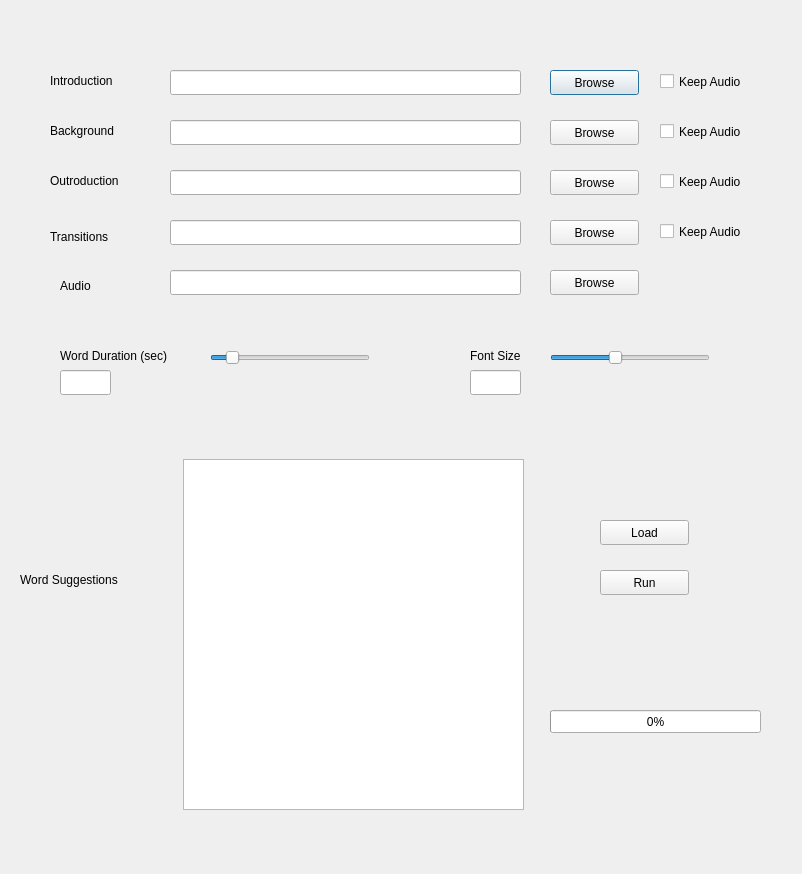
This is src/vcs-gui.ui in IshanTaldekar/Video-Composition-Software as Qt 5 draws it before an edit. The edited form follows.
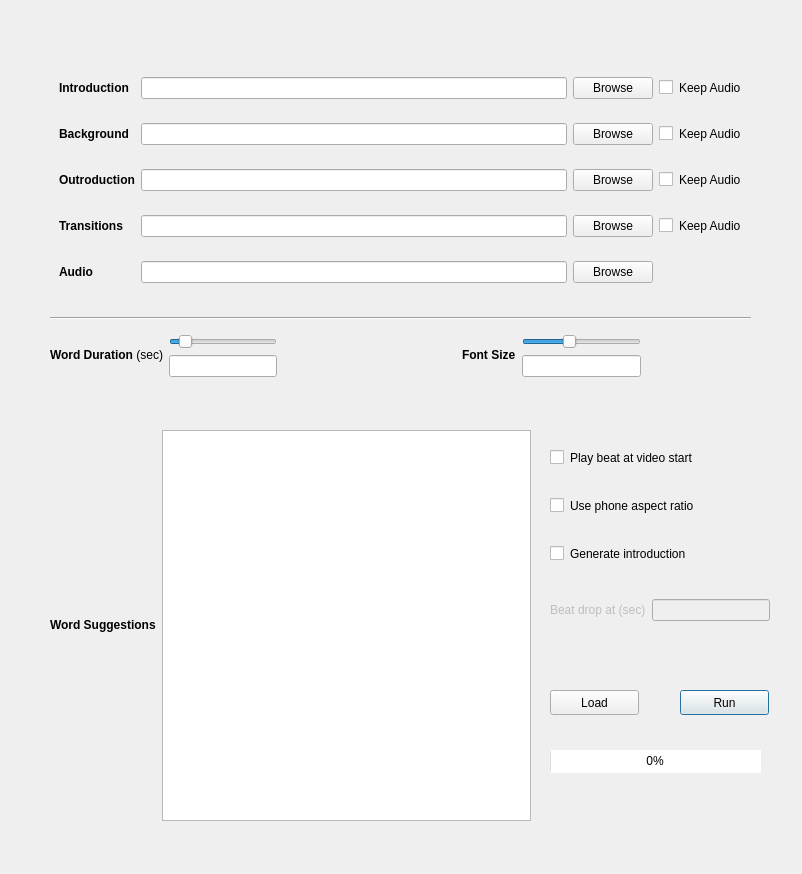
This is the edited form.

Commit message: Adds three radio buttons (beat at start, phone aspect ratio and generate introduction)

Diff of the .ui file:
```diff
--- a/src/vcs-gui.ui
+++ b/src/vcs-gui.ui
@@ -13,194 +13,14 @@
   <property name="windowTitle">
    <string>Video Composition Software</string>
   </property>
-  <widget class="QLineEdit" name="IntroductionLineEdit">
-   <property name="geometry">
-    <rect>
-     <x>170</x>
-     <y>70</y>
-     <width>351</width>
-     <height>25</height>
-    </rect>
-   </property>
-  </widget>
-  <widget class="QLabel" name="label">
-   <property name="geometry">
-    <rect>
-     <x>50</x>
-     <y>70</y>
-     <width>101</width>
-     <height>21</height>
-    </rect>
-   </property>
-   <property name="focusPolicy">
-    <enum>Qt::NoFocus</enum>
-   </property>
-   <property name="text">
-    <string>Introduction</string>
-   </property>
-  </widget>
-  <widget class="QLabel" name="label_2">
-   <property name="geometry">
-    <rect>
-     <x>50</x>
-     <y>120</y>
-     <width>91</width>
-     <height>21</height>
-    </rect>
-   </property>
-   <property name="text">
-    <string>Background</string>
-   </property>
-  </widget>
-  <widget class="QLineEdit" name="BackgroundLineEdit">
-   <property name="geometry">
-    <rect>
-     <x>170</x>
-     <y>120</y>
-     <width>351</width>
-     <height>25</height>
-    </rect>
-   </property>
-  </widget>
-  <widget class="QLabel" name="label_3">
-   <property name="geometry">
-    <rect>
-     <x>50</x>
-     <y>170</y>
-     <width>101</width>
-     <height>21</height>
-    </rect>
-   </property>
-   <property name="text">
-    <string>Outroduction</string>
-   </property>
-  </widget>
-  <widget class="QLineEdit" name="OutroductionLineEdit">
-   <property name="geometry">
-    <rect>
-     <x>170</x>
-     <y>170</y>
-     <width>351</width>
-     <height>25</height>
-    </rect>
-   </property>
-  </widget>
-  <widget class="QLabel" name="label_4">
-   <property name="geometry">
-    <rect>
-     <x>50</x>
-     <y>226</y>
-     <width>81</width>
-     <height>21</height>
-    </rect>
-   </property>
-   <property name="text">
-    <string>Transitions</string>
-   </property>
-  </widget>
-  <widget class="QLineEdit" name="TransitionLineEdit">
-   <property name="geometry">
-    <rect>
-     <x>170</x>
-     <y>220</y>
-     <width>351</width>
-     <height>25</height>
-    </rect>
-   </property>
-  </widget>
-  <widget class="QPushButton" name="IntroductionBrowseButton">
-   <property name="geometry">
-    <rect>
-     <x>550</x>
-     <y>70</y>
-     <width>89</width>
-     <height>25</height>
-    </rect>
-   </property>
-   <property name="text">
-    <string>Browse</string>
-   </property>
-  </widget>
-  <widget class="QPushButton" name="BackgroundBrowseButton">
-   <property name="geometry">
-    <rect>
-     <x>550</x>
-     <y>120</y>
-     <width>89</width>
-     <height>25</height>
-    </rect>
-   </property>
-   <property name="text">
-    <string>Browse</string>
-   </property>
-  </widget>
-  <widget class="QPushButton" name="OutroductionBrowseButton">
-   <property name="geometry">
-    <rect>
-     <x>550</x>
-     <y>170</y>
-     <width>89</width>
-     <height>25</height>
-    </rect>
-   </property>
-   <property name="text">
-    <string>Browse</string>
-   </property>
-  </widget>
-  <widget class="QPushButton" name="TransitionBrowseButton">
-   <property name="geometry">
-    <rect>
-     <x>550</x>
-     <y>220</y>
-     <width>89</width>
-     <height>25</height>
-    </rect>
-   </property>
-   <property name="text">
-    <string>Browse</string>
-   </property>
-  </widget>
-  <widget class="QLabel" name="label_5">
-   <property name="geometry">
-    <rect>
-     <x>60</x>
-     <y>270</y>
-     <width>67</width>
-     <height>31</height>
-    </rect>
-   </property>
-   <property name="text">
-    <string>Audio</string>
-   </property>
-  </widget>
-  <widget class="QLineEdit" name="AudioLineEdit">
-   <property name="geometry">
-    <rect>
-     <x>170</x>
-     <y>270</y>
-     <width>351</width>
-     <height>25</height>
-    </rect>
-   </property>
-  </widget>
-  <widget class="QPushButton" name="AudioBrowseButton">
-   <property name="geometry">
-    <rect>
-     <x>550</x>
-     <y>270</y>
-     <width>89</width>
-     <height>25</height>
-    </rect>
-   </property>
-   <property name="text">
-    <string>Browse</string>
-   </property>
-  </widget>
+  <property name="styleSheet">
+   <string notr="true">border-color: rgb(46, 52, 54);</string>
+  </property>
   <widget class="QPushButton" name="RunCancelButton">
    <property name="geometry">
     <rect>
-     <x>600</x>
-     <y>570</y>
+     <x>680</x>
+     <y>690</y>
      <width>89</width>
      <height>25</height>
     </rect>
@@ -209,111 +29,30 @@
     <string>Run</string>
    </property>
   </widget>
-  <widget class="QTextEdit" name="WordListTextEdit">
-   <property name="geometry">
-    <rect>
-     <x>183</x>
-     <y>459</y>
-     <width>341</width>
-     <height>351</height>
-    </rect>
-   </property>
-  </widget>
-  <widget class="QLabel" name="label_6">
-   <property name="geometry">
-    <rect>
-     <x>20</x>
-     <y>570</y>
-     <width>131</width>
-     <height>20</height>
-    </rect>
-   </property>
-   <property name="text">
-    <string>Word Suggestions</string>
-   </property>
-  </widget>
-  <widget class="QSlider" name="WordDurationHorizontalSlider">
-   <property name="geometry">
-    <rect>
-     <x>210</x>
-     <y>350</y>
-     <width>160</width>
-     <height>16</height>
-    </rect>
-   </property>
-   <property name="value">
-    <number>10</number>
-   </property>
-   <property name="orientation">
-    <enum>Qt::Horizontal</enum>
-   </property>
-  </widget>
-  <widget class="QLabel" name="label_7">
-   <property name="geometry">
-    <rect>
-     <x>60</x>
-     <y>340</y>
-     <width>141</width>
-     <height>31</height>
-    </rect>
-   </property>
-   <property name="text">
-    <string>Word Duration (sec)</string>
-   </property>
-  </widget>
-  <widget class="QLabel" name="label_8">
-   <property name="geometry">
-    <rect>
-     <x>470</x>
-     <y>340</y>
-     <width>67</width>
-     <height>31</height>
-    </rect>
-   </property>
-   <property name="text">
-    <string>Font Size</string>
-   </property>
-  </widget>
-  <widget class="QSlider" name="FontSizeHorizontalSlider">
-   <property name="geometry">
-    <rect>
-     <x>550</x>
-     <y>350</y>
-     <width>160</width>
-     <height>16</height>
-    </rect>
-   </property>
-   <property name="minimum">
-    <number>50</number>
-   </property>
-   <property name="maximum">
-    <number>150</number>
-   </property>
-   <property name="value">
-    <number>90</number>
-   </property>
-   <property name="orientation">
-    <enum>Qt::Horizontal</enum>
-   </property>
-  </widget>
   <widget class="QProgressBar" name="ProgressBar">
    <property name="geometry">
     <rect>
      <x>550</x>
-     <y>710</y>
+     <y>750</y>
      <width>211</width>
      <height>23</height>
     </rect>
    </property>
+   <property name="styleSheet">
+    <string notr="true"/>
+   </property>
    <property name="value">
     <number>0</number>
    </property>
+   <property name="alignment">
+    <set>Qt::AlignCenter</set>
+   </property>
   </widget>
   <widget class="QPushButton" name="LoadButton">
    <property name="geometry">
     <rect>
-     <x>600</x>
-     <y>520</y>
+     <x>550</x>
+     <y>690</y>
      <width>89</width>
      <height>25</height>
     </rect>
@@ -322,77 +61,420 @@
     <string>Load</string>
    </property>
   </widget>
-  <widget class="QLineEdit" name="WordDurationLineEdit">
+  <widget class="QWidget" name="layoutWidget">
    <property name="geometry">
     <rect>
-     <x>60</x>
-     <y>370</y>
-     <width>51</width>
-     <height>25</height>
+     <x>50</x>
+     <y>330</y>
+     <width>591</width>
+     <height>52</height>
     </rect>
    </property>
+   <layout class="QGridLayout" name="gridLayout_2">
+    <item row="0" column="0">
+     <layout class="QHBoxLayout" name="horizontalLayout">
+      <item>
+       <widget class="QLabel" name="label_7">
+        <property name="text">
+         <string>&lt;strong&gt;Word Duration&lt;/strong&gt; &lt;italic&gt;(sec)&lt;/italic&gt;</string>
+        </property>
+       </widget>
+      </item>
+      <item>
+       <layout class="QVBoxLayout" name="verticalLayout">
+        <item>
+         <widget class="QSlider" name="WordDurationHorizontalSlider">
+          <property name="value">
+           <number>10</number>
+          </property>
+          <property name="orientation">
+           <enum>Qt::Horizontal</enum>
+          </property>
+         </widget>
+        </item>
+        <item>
+         <widget class="QLineEdit" name="WordDurationLineEdit"/>
+        </item>
+       </layout>
+      </item>
+     </layout>
+    </item>
+    <item row="0" column="2">
+     <layout class="QHBoxLayout" name="horizontalLayout_2">
+      <item>
+       <widget class="QLabel" name="label_8">
+        <property name="text">
+         <string>&lt;strong&gt;Font Size</string>
+        </property>
+       </widget>
+      </item>
+      <item>
+       <layout class="QVBoxLayout" name="verticalLayout_2">
+        <item>
+         <widget class="QSlider" name="FontSizeHorizontalSlider">
+          <property name="minimum">
+           <number>20</number>
+          </property>
+          <property name="maximum">
+           <number>200</number>
+          </property>
+          <property name="value">
+           <number>90</number>
+          </property>
+          <property name="orientation">
+           <enum>Qt::Horizontal</enum>
+          </property>
+         </widget>
+        </item>
+        <item>
+         <widget class="QLineEdit" name="FontSizeLineEdit"/>
+        </item>
+       </layout>
+      </item>
+     </layout>
+    </item>
+    <item row="0" column="1">
+     <spacer name="horizontalSpacer">
+      <property name="orientation">
+       <enum>Qt::Horizontal</enum>
+      </property>
+      <property name="sizeHint" stdset="0">
+       <size>
+        <width>40</width>
+        <height>20</height>
+       </size>
+      </property>
+     </spacer>
+    </item>
+   </layout>
   </widget>
-  <widget class="QLineEdit" name="FontSizeLineEdit">
+  <widget class="QFrame" name="frame">
    <property name="geometry">
     <rect>
-     <x>470</x>
-     <y>370</y>
-     <width>51</width>
-     <height>25</height>
+     <x>50</x>
+     <y>50</y>
+     <width>701</width>
+     <height>261</height>
     </rect>
    </property>
+   <layout class="QGridLayout" name="gridLayout">
+    <item row="4" column="1">
+     <widget class="QLineEdit" name="AudioLineEdit"/>
+    </item>
+    <item row="4" column="0">
+     <widget class="QLabel" name="label_5">
+      <property name="text">
+       <string>&lt;strong&gt;Audio</string>
+      </property>
+     </widget>
+    </item>
+    <item row="3" column="1">
+     <widget class="QLineEdit" name="TransitionLineEdit"/>
+    </item>
+    <item row="1" column="1">
+     <widget class="QLineEdit" name="BackgroundLineEdit"/>
+    </item>
+    <item row="0" column="1">
+     <widget class="QLineEdit" name="IntroductionLineEdit"/>
+    </item>
+    <item row="1" column="2">
+     <widget class="QPushButton" name="BackgroundBrowseButton">
+      <property name="text">
+       <string>Browse</string>
+      </property>
+     </widget>
+    </item>
+    <item row="2" column="0">
+     <widget class="QLabel" name="label_3">
+      <property name="text">
+       <string>&lt;strong&gt;Outroduction</string>
+      </property>
+     </widget>
+    </item>
+    <item row="4" column="2">
+     <widget class="QPushButton" name="AudioBrowseButton">
+      <property name="text">
+       <string>Browse</string>
+      </property>
+     </widget>
+    </item>
+    <item row="3" column="0">
+     <widget class="QLabel" name="label_4">
+      <property name="text">
+       <string>&lt;strong&gt;Transitions</string>
+      </property>
+     </widget>
+    </item>
+    <item row="3" column="3">
+     <widget class="QCheckBox" name="TransitionKeepAudioCheckBox">
+      <property name="text">
+       <string>Keep Audio</string>
+      </property>
+     </widget>
+    </item>
+    <item row="1" column="0">
+     <widget class="QLabel" name="label_2">
+      <property name="text">
+       <string>&lt;strong&gt;Background</string>
+      </property>
+     </widget>
+    </item>
+    <item row="0" column="2">
+     <widget class="QPushButton" name="IntroductionBrowseButton">
+      <property name="text">
+       <string>Browse</string>
+      </property>
+     </widget>
+    </item>
+    <item row="3" column="2">
+     <widget class="QPushButton" name="TransitionBrowseButton">
+      <property name="text">
+       <string>Browse</string>
+      </property>
+     </widget>
+    </item>
+    <item row="1" column="3">
+     <widget class="QCheckBox" name="BackgroundKeepAudioCheckBox">
+      <property name="text">
+       <string>Keep Audio</string>
+      </property>
+     </widget>
+    </item>
+    <item row="2" column="3">
+     <widget class="QCheckBox" name="OutroductionKeepAudioCheckBox">
+      <property name="text">
+       <string>Keep Audio</string>
+      </property>
+     </widget>
+    </item>
+    <item row="2" column="1">
+     <widget class="QLineEdit" name="OutroductionLineEdit"/>
+    </item>
+    <item row="2" column="2">
+     <widget class="QPushButton" name="OutroductionBrowseButton">
+      <property name="text">
+       <string>Browse</string>
+      </property>
+     </widget>
+    </item>
+    <item row="0" column="3">
+     <widget class="QCheckBox" name="IntroductionKeepAudioCheckBox">
+      <property name="text">
+       <string>Keep Audio</string>
+      </property>
+     </widget>
+    </item>
+    <item row="0" column="0">
+     <widget class="QLabel" name="label">
+      <property name="focusPolicy">
+       <enum>Qt::NoFocus</enum>
+      </property>
+      <property name="styleSheet">
+       <string notr="true"/>
+      </property>
+      <property name="text">
+       <string>&lt;strong&gt;Introduction&lt;/strong&gt;</string>
+      </property>
+     </widget>
+    </item>
+   </layout>
   </widget>
-  <widget class="QCheckBox" name="IntroductionKeepAudioCheckBox">
+  <widget class="QWidget" name="layoutWidget">
    <property name="geometry">
     <rect>
-     <x>660</x>
-     <y>70</y>
-     <width>111</width>
-     <height>23</height>
+     <x>50</x>
+     <y>430</y>
+     <width>481</width>
+     <height>391</height>
     </rect>
    </property>
-   <property name="text">
-    <string>Keep Audio</string>
-   </property>
+   <layout class="QHBoxLayout" name="horizontalLayout_3">
+    <item>
+     <widget class="QLabel" name="label_6">
+      <property name="text">
+       <string>&lt;strong&gt;Word Suggestions</string>
+      </property>
+     </widget>
+    </item>
+    <item>
+     <widget class="QTextEdit" name="WordListTextEdit"/>
+    </item>
+   </layout>
   </widget>
-  <widget class="QCheckBox" name="BackgroundKeepAudioCheckBox">
+  <widget class="Line" name="line_2">
    <property name="geometry">
     <rect>
-     <x>660</x>
-     <y>120</y>
-     <width>111</width>
-     <height>23</height>
+     <x>50</x>
+     <y>310</y>
+     <width>701</width>
+     <height>16</height>
     </rect>
    </property>
-   <property name="text">
-    <string>Keep Audio</string>
+   <property name="orientation">
+    <enum>Qt::Horizontal</enum>
    </property>
   </widget>
-  <widget class="QCheckBox" name="OutroductionKeepAudioCheckBox">
+  <widget class="QWidget" name="layoutWidget">
    <property name="geometry">
     <rect>
-     <x>660</x>
-     <y>170</y>
-     <width>111</width>
-     <height>23</height>
+     <x>550</x>
+     <y>450</y>
+     <width>220</width>
+     <height>171</height>
     </rect>
    </property>
-   <property name="text">
-    <string>Keep Audio</string>
-   </property>
-  </widget>
-  <widget class="QCheckBox" name="TransitionKeepAudioCheckBox">
-   <property name="geometry">
-    <rect>
-     <x>660</x>
-     <y>220</y>
-     <width>111</width>
-     <height>23</height>
-    </rect>
-   </property>
-   <property name="text">
-    <string>Keep Audio</string>
-   </property>
+   <layout class="QVBoxLayout" name="verticalLayout_4">
+    <item>
+     <layout class="QVBoxLayout" name="verticalLayout_3">
+      <item>
+       <widget class="QCheckBox" name="PlayBeatAtVideoStartCheckBox">
+        <property name="text">
+         <string>Play beat at video start</string>
+        </property>
+       </widget>
+      </item>
+      <item>
+       <spacer name="verticalSpacer_3">
+        <property name="orientation">
+         <enum>Qt::Vertical</enum>
+        </property>
+        <property name="sizeHint" stdset="0">
+         <size>
+          <width>20</width>
+          <height>40</height>
+         </size>
+        </property>
+       </spacer>
+      </item>
+      <item>
+       <widget class="QCheckBox" name="UsePhoneAspectRatioCheckBox">
+        <property name="text">
+         <string>Use phone aspect ratio</string>
+        </property>
+       </widget>
+      </item>
+      <item>
+       <spacer name="verticalSpacer_2">
+        <property name="orientation">
+         <enum>Qt::Vertical</enum>
+        </property>
+        <property name="sizeHint" stdset="0">
+         <size>
+          <width>20</width>
+          <height>40</height>
+         </size>
+        </property>
+       </spacer>
+      </item>
+      <item>
+       <widget class="QCheckBox" name="GenerateIntroductionCheckBox">
+        <property name="text">
+         <string>Generate introduction</string>
+        </property>
+       </widget>
+      </item>
+      <item>
+       <spacer name="verticalSpacer_7">
+        <property name="orientation">
+         <enum>Qt::Vertical</enum>
+        </property>
+        <property name="sizeHint" stdset="0">
+         <size>
+          <width>20</width>
+          <height>40</height>
+         </size>
+        </property>
+       </spacer>
+      </item>
+     </layout>
+    </item>
+    <item>
+     <spacer name="verticalSpacer_4">
+      <property name="orientation">
+       <enum>Qt::Vertical</enum>
+      </property>
+      <property name="sizeHint" stdset="0">
+       <size>
+        <width>20</width>
+        <height>40</height>
+       </size>
+      </property>
+     </spacer>
+    </item>
+    <item>
+     <spacer name="verticalSpacer_5">
+      <property name="orientation">
+       <enum>Qt::Vertical</enum>
+      </property>
+      <property name="sizeHint" stdset="0">
+       <size>
+        <width>20</width>
+        <height>40</height>
+       </size>
+      </property>
+     </spacer>
+    </item>
+    <item>
+     <spacer name="verticalSpacer_6">
+      <property name="orientation">
+       <enum>Qt::Vertical</enum>
+      </property>
+      <property name="sizeHint" stdset="0">
+       <size>
+        <width>20</width>
+        <height>40</height>
+       </size>
+      </property>
+     </spacer>
+    </item>
+    <item>
+     <spacer name="verticalSpacer">
+      <property name="orientation">
+       <enum>Qt::Vertical</enum>
+      </property>
+      <property name="sizeHint" stdset="0">
+       <size>
+        <width>20</width>
+        <height>40</height>
+       </size>
+      </property>
+     </spacer>
+    </item>
+    <item>
+     <spacer name="verticalSpacer_8">
+      <property name="orientation">
+       <enum>Qt::Vertical</enum>
+      </property>
+      <property name="sizeHint" stdset="0">
+       <size>
+        <width>20</width>
+        <height>40</height>
+       </size>
+      </property>
+     </spacer>
+    </item>
+    <item>
+     <layout class="QHBoxLayout" name="horizontalLayout_4">
+      <item>
+       <widget class="QLabel" name="BeatDropAtLabel">
+        <property name="enabled">
+         <bool>false</bool>
+        </property>
+        <property name="text">
+         <string>Beat drop at (sec)</string>
+        </property>
+       </widget>
+      </item>
+      <item>
+       <widget class="QLineEdit" name="BeatDropAtLineEdit">
+        <property name="enabled">
+         <bool>false</bool>
+        </property>
+       </widget>
+      </item>
+     </layout>
+    </item>
+   </layout>
   </widget>
  </widget>
  <resources/>
```
